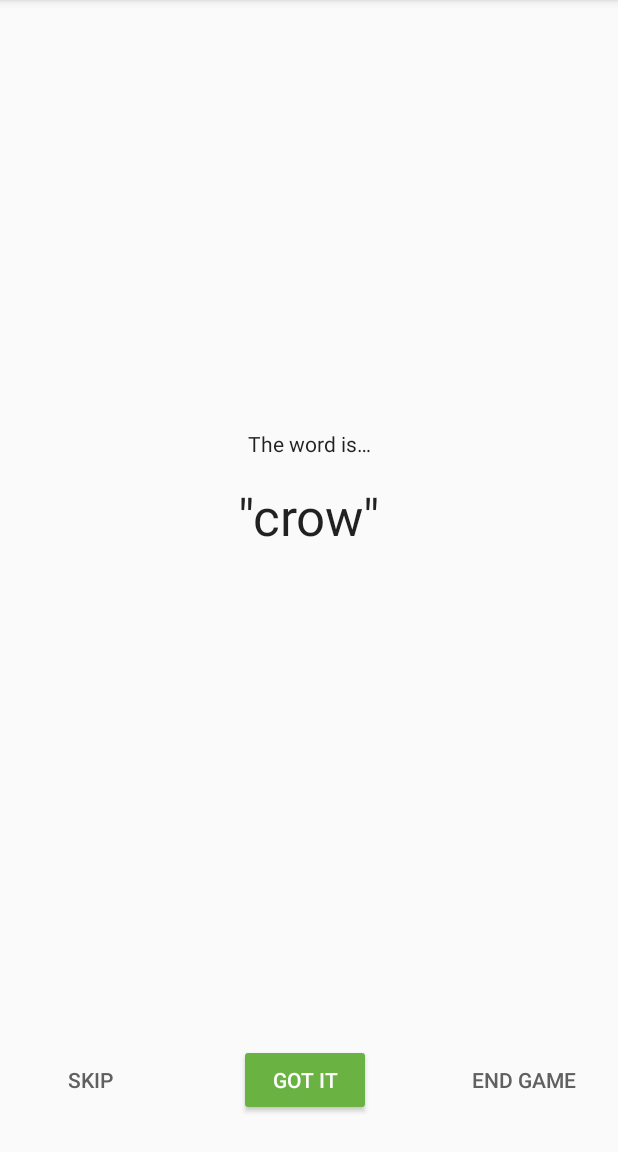
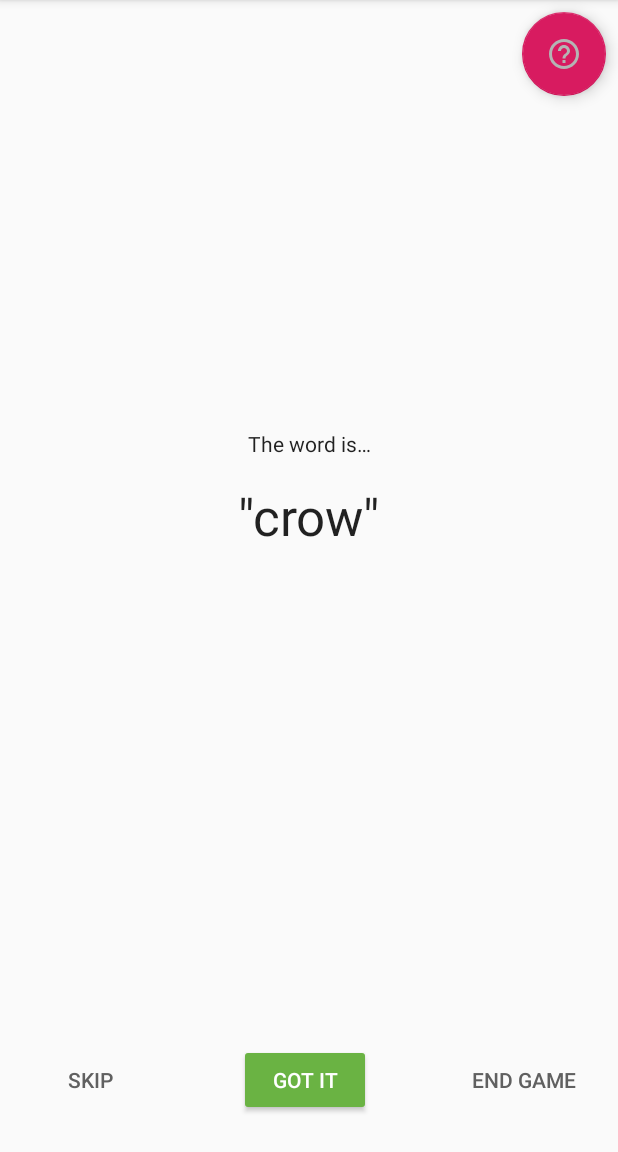
Before and after one commit to zvonimirplivelic/GuessTheWord, an Android app: the screen it shows after launch (MainActivity), after a tap on "PLAY", on a phone screen of 412 x 824 dp, the part 84-1236 px from its top. Run offline under Robolectric (Android 15) with nearby library versions, the phone set to English and light mode, and no system bars; our stand-ins replace data binding; 2 statements that could not run were skipped.

Commit message:
challenge done
added fab with hints for words

```diff
--- a/app/src/main/java/com/example/android/guesstheword/screens/game/GameFragment.kt
+++ b/app/src/main/java/com/example/android/guesstheword/screens/game/GameFragment.kt
@@ -29,6 +29,7 @@ import androidx.lifecycle.ViewModelProvider
 import androidx.navigation.fragment.NavHostFragment
 import com.example.android.guesstheword.R
 import com.example.android.guesstheword.databinding.GameFragmentBinding
+import kotlinx.android.synthetic.main.game_fragment.*
 
 /**
  * Fragment where the game is played
@@ -58,11 +59,28 @@ class GameFragment : Fragment() {
         binding.gameViewModel = viewModel
         binding.lifecycleOwner = viewLifecycleOwner
 
-        viewModel.eventGameFinish.observe(viewLifecycleOwner, Observer<Boolean> {hasFinished ->
-            if(hasFinished) gameFinished()
+        viewModel.eventGameFinish.observe(viewLifecycleOwner, Observer<Boolean> { hasFinished ->
+            if (hasFinished) gameFinished()
         })
 
+        viewModel.didUseHint.observe(viewLifecycleOwner, Observer<Boolean> { fabClicked ->
+            if (fabClicked) {
+                displayHint()
+            } else {
+                hideHint()
+            }
+        })
         return binding.root
+    }
+
+    private fun hideHint() {
+        binding.hintText.visibility = View.GONE
+        binding.showHintFab.isClickable = true
+    }
+
+    private fun displayHint() {
+        binding.hintText.visibility = View.VISIBLE
+        binding.showHintFab.isClickable = false
     }
 
     private fun gameFinished() {
--- a/app/src/main/java/com/example/android/guesstheword/screens/game/GameViewModel.kt
+++ b/app/src/main/java/com/example/android/guesstheword/screens/game/GameViewModel.kt
@@ -15,7 +15,7 @@ class GameViewModel : ViewModel() {
     companion object {
         private const val DONE = 0L
         private const val ONE_SECOND = 1000L
-        private const val COUNTDOWN_TIME = 6000L
+        private const val COUNTDOWN_TIME = 60000L
     }
 
     private val _word = MutableLiveData<String>()
@@ -34,8 +34,19 @@ class GameViewModel : ViewModel() {
     val currentTime: LiveData<Long>
         get() = _currentTime
 
+    private val _didUseHint = MutableLiveData<Boolean>()
+    val didUseHint: LiveData<Boolean>
+        get() = _didUseHint
+
+
     val currentTimeString = Transformations.map(currentTime) { time ->
         DateUtils.formatElapsedTime(time)
+    }
+
+    val wordHint = Transformations.map(word) { word ->
+        val randomPosition = (1..word.length).random()
+        "Current word has " + word.length + " letters" + "\nThe letter at position " + randomPosition + " is " +
+                word.get(randomPosition - 1).toUpperCase()
     }
 
     // The list of words - the front of the list is the next word to guess
@@ -74,6 +85,7 @@ class GameViewModel : ViewModel() {
     init {
         _word.value = ""
         _score.value = 0
+        _didUseHint.value = false
         resetList()
         nextWord()
 
@@ -93,6 +105,7 @@ class GameViewModel : ViewModel() {
     }
 
     private fun nextWord() {
+        _didUseHint.value = false
         if (wordList.isEmpty()) {
             resetList()
         } else {
@@ -120,6 +133,10 @@ class GameViewModel : ViewModel() {
         _eventGameFinish.value = false
     }
 
+    fun onFabClick() {
+        _didUseHint.value = true
+    }
+
     override fun onCleared() {
         super.onCleared()
         timer.cancel()
--- /dev/null
+++ b/app/src/main/res/drawable/ic_hint.xml
@@ -0,0 +1,5 @@
+<vector android:height="24dp" android:tint="#B4B4B4"
+    android:viewportHeight="24" android:viewportWidth="24"
+    android:width="24dp" xmlns:android="http://schemas.android.com/apk/res/android">
+    <path android:fillColor="@android:color/white" android:pathData="M11,18h2v-2h-2v2zM12,2C6.48,2 2,6.48 2,12s4.48,10 10,10 10,-4.48 10,-10S17.52,2 12,2zM12,20c-4.41,0 -8,-3.59 -8,-8s3.59,-8 8,-8 8,3.59 8,8 -3.59,8 -8,8zM12,6c-2.21,0 -4,1.79 -4,4h2c0,-1.1 0.9,-2 2,-2s2,0.9 2,2c0,2 -3,1.75 -3,5h2c0,-2.25 3,-2.5 3,-5 0,-2.21 -1.79,-4 -4,-4z"/>
+</vector>
--- a/app/src/main/res/layout/game_fragment.xml
+++ b/app/src/main/res/layout/game_fragment.xml
@@ -54,11 +54,11 @@
             android:layout_height="wrap_content"
             android:animateLayoutChanges="true"
             android:fontFamily="sans-serif"
+            android:text="@{@string/quote_format(gameViewModel.word)}"
             android:textAppearance="@style/TextAppearance.AppCompat.Headline"
             android:textColor="@color/black_text_color"
             android:textSize="34sp"
             android:textStyle="normal"
-            android:text="@{@string/quote_format(gameViewModel.word)}"
             app:layout_constraintBottom_toTopOf="@+id/score_text"
             app:layout_constraintEnd_toEndOf="parent"
             app:layout_constraintHorizontal_bias="0.5"
@@ -68,6 +68,19 @@
             tools:text="&quot;Tuna&quot;" />
 
         <TextView
+            android:id="@+id/hint_text"
+            android:layout_width="wrap_content"
+            android:layout_height="wrap_content"
+            android:layout_margin="8dp"
+            android:text="@{gameViewModel.wordHint}"
+            android:textSize="20sp"
+            android:visibility="invisible"
+            app:layout_constraintBottom_toTopOf="@id/timer_text"
+            app:layout_constraintLeft_toLeftOf="parent"
+            app:layout_constraintRight_toRightOf="parent"
+            app:layout_constraintTop_toBottomOf="@id/word_text" />
+
+        <TextView
             android:id="@+id/timer_text"
             android:layout_width="wrap_content"
             android:layout_height="wrap_content"
@@ -75,10 +88,10 @@
             android:layout_marginEnd="8dp"
             android:layout_marginBottom="8dp"
             android:fontFamily="sans-serif"
+            android:text="@{gameViewModel.currentTimeString}"
             android:textColor="@color/grey_text_color"
             android:textSize="14sp"
             android:textStyle="normal"
-            android:text="@{gameViewModel.currentTimeString}"
             app:layout_constraintBottom_toTopOf="@+id/score_text"
             app:layout_constraintEnd_toEndOf="parent"
             app:layout_constraintStart_toStartOf="parent"
@@ -145,5 +158,15 @@
             app:layout_constraintEnd_toEndOf="parent"
             app:layout_constraintTop_toTopOf="@+id/guideline" />
 
+        <com.google.android.material.floatingactionbutton.FloatingActionButton
+            android:id="@+id/show_hint_fab"
+            android:layout_width="wrap_content"
+            android:layout_height="wrap_content"
+            android:layout_margin="8dp"
+            android:src="@drawable/ic_hint"
+            app:layout_constraintTop_toTopOf="parent"
+            app:layout_constraintEnd_toEndOf="parent"
+            android:onClick="@{() -> gameViewModel.onFabClick()}"/>
+
     </androidx.constraintlayout.widget.ConstraintLayout>
 </layout>
```
